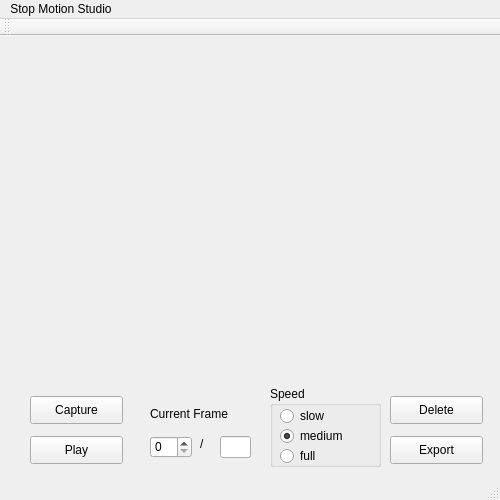
Old version of the form mainwindow.ui in the repository danielsbonnin/rpiStopMotion.
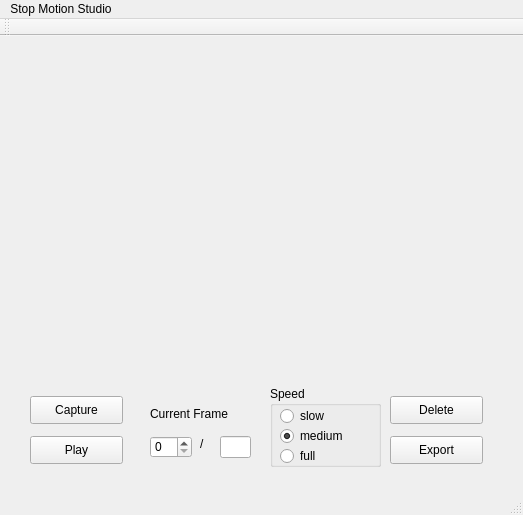
New version of the form.

Commit message: added preview and capture with space key and quit with esc key

```diff
--- a/mainwindow.ui
+++ b/mainwindow.ui
@@ -6,8 +6,8 @@
    <rect>
     <x>0</x>
     <y>0</y>
-    <width>500</width>
-    <height>500</height>
+    <width>523</width>
+    <height>515</height>
    </rect>
   </property>
   <property name="windowTitle">
@@ -116,7 +116,7 @@
      <rect>
       <x>200</x>
       <y>400</y>
-      <width>55</width>
+      <width>16</width>
       <height>16</height>
      </rect>
     </property>
@@ -207,7 +207,7 @@
     <rect>
      <x>0</x>
      <y>0</y>
-     <width>500</width>
+     <width>523</width>
      <height>26</height>
     </rect>
    </property>
```
Left out of the diff: 44 changed lines with no effect on the pictures. The commit also changes 2 other files.
